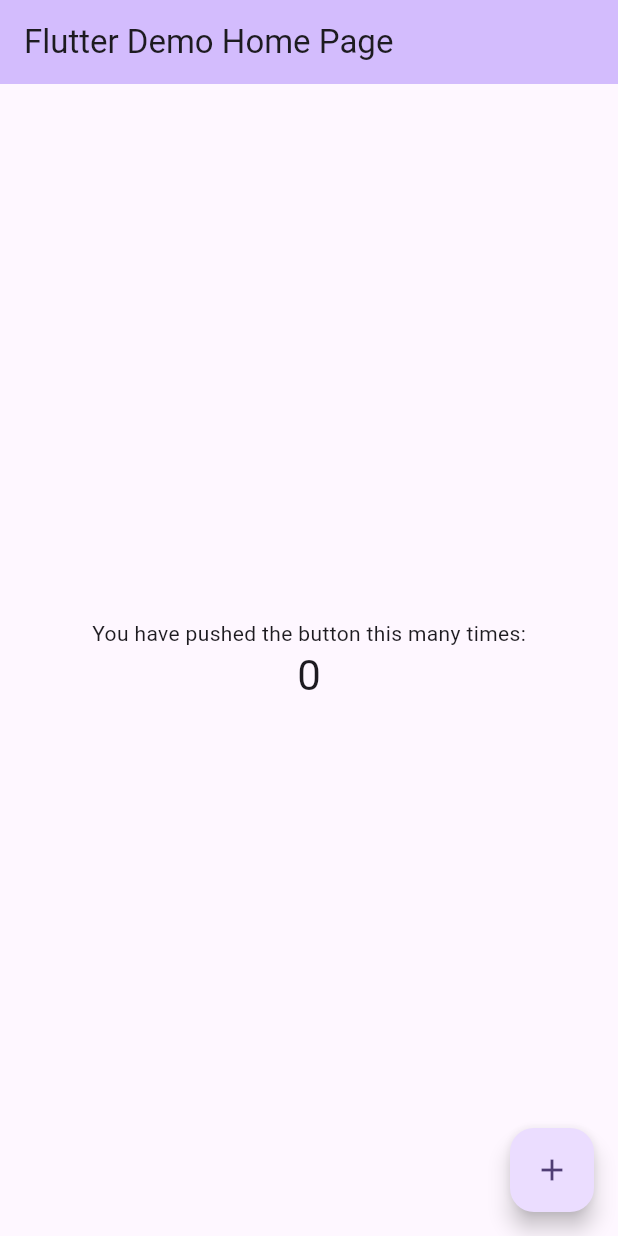
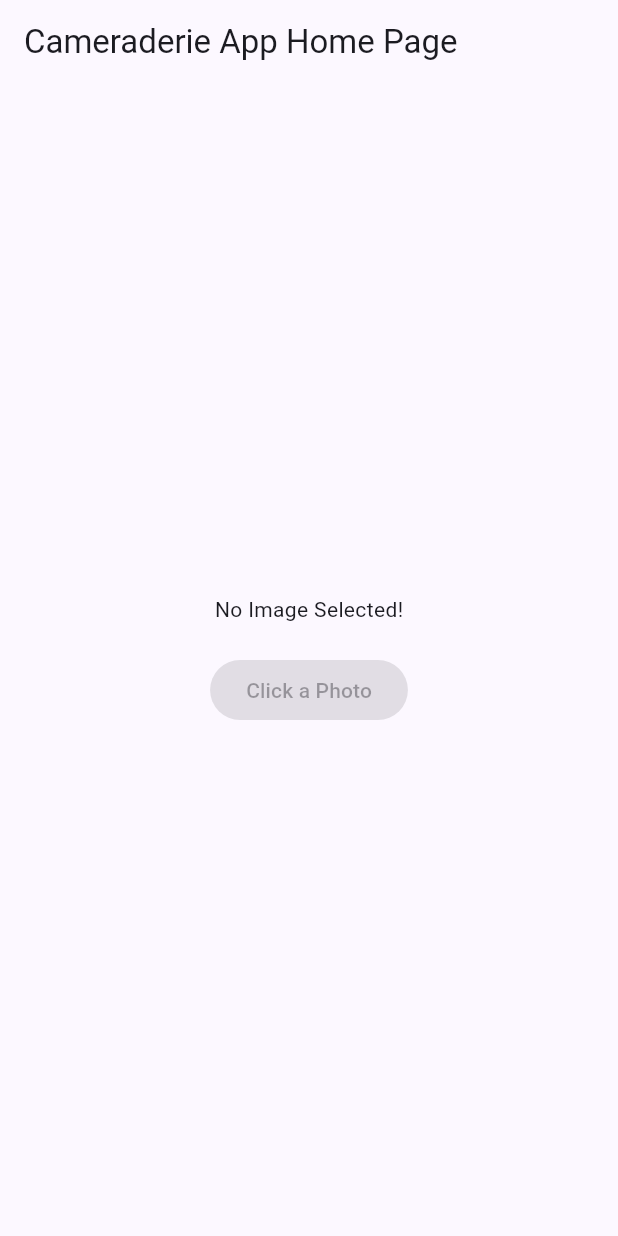
Before and after one commit to abijacob/cameraderie, a Flutter app: the screen it shows after launch, on a phone screen of 412 x 824 dp. Run offline on Flutter 3.47's test engine with Material 3 defaults, Android fonts, the phone set to English and light mode, and no system bars.

Commit message:
basic UI setup

```diff
--- a/cameraderieapp/lib/main.dart
+++ b/cameraderieapp/lib/main.dart
@@ -7,119 +7,43 @@ void main() {
 class MyApp extends StatelessWidget {
   const MyApp({super.key});
 
-  // This widget is the root of your application.
   @override
   Widget build(BuildContext context) {
     return MaterialApp(
-      title: 'Flutter Demo',
+      title: 'Cameraderie Photo App',
       theme: ThemeData(
-        // This is the theme of your application.
-        //
-        // TRY THIS: Try running your application with "flutter run". You'll see
-        // the application has a purple toolbar. Then, without quitting the app,
-        // try changing the seedColor in the colorScheme below to Colors.green
-        // and then invoke "hot reload" (save your changes or press the "hot
-        // reload" button in a Flutter-supported IDE, or press "r" if you used
-        // the command line to start the app).
-        //
-        // Notice that the counter didn't reset back to zero; the application
-        // state is not lost during the reload. To reset the state, use hot
-        // restart instead.
-        //
-        // This works for code too, not just values: Most code changes can be
-        // tested with just a hot reload.
-        colorScheme: ColorScheme.fromSeed(seedColor: Colors.deepPurple),
+        colorScheme:
+            ColorScheme.fromSeed(seedColor: Color.fromARGB(255, 33, 18, 206)),
         useMaterial3: true,
       ),
-      home: const MyHomePage(title: 'Flutter Demo Home Page'),
+      home: const CameraderieApp(title: 'Cameraderie App Home Page'),
     );
   }
 }
 
-class MyHomePage extends StatefulWidget {
-  const MyHomePage({super.key, required this.title});
-
-  // This widget is the home page of your application. It is stateful, meaning
-  // that it has a State object (defined below) that contains fields that affect
-  // how it looks.
-
-  // This class is the configuration for the state. It holds the values (in this
-  // case the title) provided by the parent (in this case the App widget) and
-  // used by the build method of the State. Fields in a Widget subclass are
-  // always marked "final".
-
+class CameraderieApp extends StatelessWidget {
   final String title;
-
-  @override
-  State<MyHomePage> createState() => _MyHomePageState();
-}
-
-class _MyHomePageState extends State<MyHomePage> {
-  int _counter = 0;
-
-  void _incrementCounter() {
-    setState(() {
-      // This call to setState tells the Flutter framework that something has
-      // changed in this State, which causes it to rerun the build method below
-      // so that the display can reflect the updated values. If we changed
-      // _counter without calling setState(), then the build method would not be
-      // called again, and so nothing would appear to happen.
-      _counter++;
-    });
-  }
+  const CameraderieApp({super.key, required this.title});
 
   @override
   Widget build(BuildContext context) {
-    // This method is rerun every time setState is called, for instance as done
-    // by the _incrementCounter method above.
-    //
-    // The Flutter framework has been optimized to make rerunning build methods
-    // fast, so that you can just rebuild anything that needs updating rather
-    // than having to individually change instances of widgets.
     return Scaffold(
       appBar: AppBar(
-        // TRY THIS: Try changing the color here to a specific color (to
-        // Colors.amber, perhaps?) and trigger a hot reload to see the AppBar
-        // change color while the other colors stay the same.
-        backgroundColor: Theme.of(context).colorScheme.inversePrimary,
-        // Here we take the value from the MyHomePage object that was created by
-        // the App.build method, and use it to set our appbar title.
-        title: Text(widget.title),
+        title: Text(title),
       ),
-      body: Center(
-        // Center is a layout widget. It takes a single child and positions it
-        // in the middle of the parent.
+      body: const Center(
         child: Column(
-          // Column is also a layout widget. It takes a list of children and
-          // arranges them vertically. By default, it sizes itself to fit its
-          // children horizontally, and tries to be as tall as its parent.
-          //
-          // Column has various properties to control how it sizes itself and
-          // how it positions its children. Here we use mainAxisAlignment to
-          // center the children vertically; the main axis here is the vertical
-          // axis because Columns are vertical (the cross axis would be
-          // horizontal).
-          //
-          // TRY THIS: Invoke "debug painting" (choose the "Toggle Debug Paint"
-          // action in the IDE, or press "p" in the console), to see the
-          // wireframe for each widget.
           mainAxisAlignment: MainAxisAlignment.center,
           children: <Widget>[
-            const Text(
-              'You have pushed the button this many times:',
-            ),
-            Text(
-              '$_counter',
-              style: Theme.of(context).textTheme.headlineMedium,
+            Text('No Image Selected!'),
+            SizedBox(height: 20),
+            ElevatedButton(
+              onPressed: null,
+              child: Text('Click a Photo'),
             ),
           ],
         ),
       ),
-      floatingActionButton: FloatingActionButton(
-        onPressed: _incrementCounter,
-        tooltip: 'Increment',
-        child: const Icon(Icons.add),
-      ), // This trailing comma makes auto-formatting nicer for build methods.
     );
   }
 }
```
